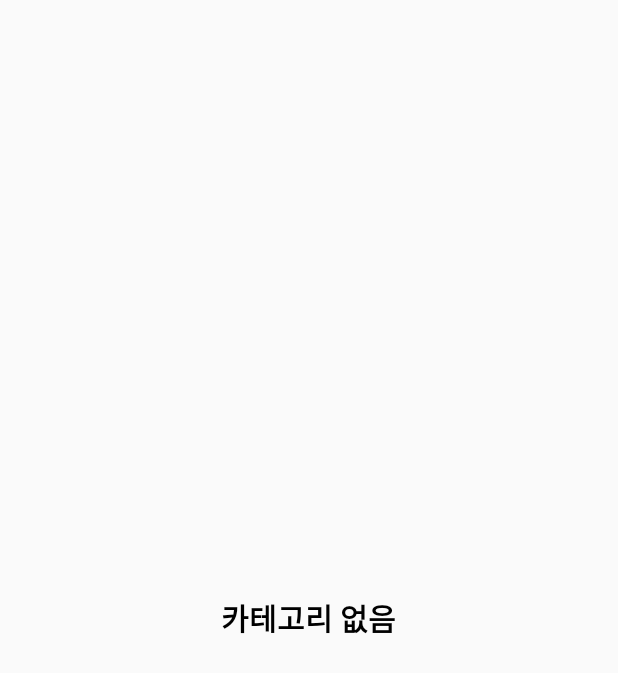
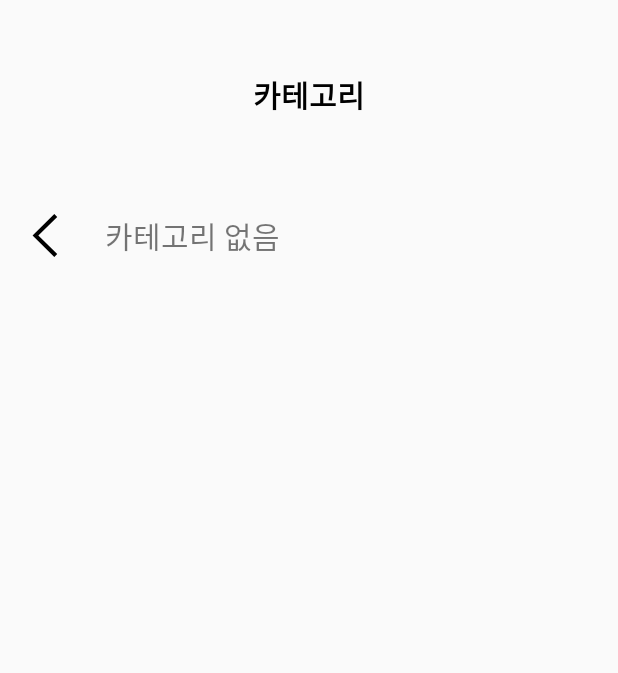
Before and after one commit to wafflestudio/22-5-team4-android, an Android app built with Jetpack Compose: the layout fragment_empty.xml on its own in the app's theme, with its tools: preview values and no code run, on a phone screen of 412 x 824 dp. Shown: the top 673 px of the screen. Run offline under Robolectric (Android 15) with nearby library versions, the phone set to English and light mode, and no system bars.

Commit message:
feat/emptyfragment 뒤로가기

```diff
--- a/app/src/main/java/com/example/interpark/adapters/FragmentStateAdapter.kt
+++ b/app/src/main/java/com/example/interpark/adapters/FragmentStateAdapter.kt
@@ -4,6 +4,7 @@ import androidx.fragment.app.Fragment
 import androidx.fragment.app.FragmentActivity
 import androidx.viewpager2.adapter.FragmentStateAdapter
 import com.example.interpark.fragments.CategoryFragment
+import com.example.interpark.fragments.CategoryFragmentHome
 import com.example.interpark.fragments.HomeFragment
 import com.example.interpark.fragments.MyFragment
 import com.example.interpark.fragments.SearchFragment
@@ -11,7 +12,7 @@ import com.example.interpark.fragments.SearchFragment
 class ViewPagerAdapter(activity: FragmentActivity) : FragmentStateAdapter(activity) {
     private val fragments = listOf(
         HomeFragment(),
-        CategoryFragment(),
+        CategoryFragmentHome(),
         SearchFragment(),
         MyFragment()
     )
--- /dev/null
+++ b/app/src/main/res/drawable/ic_back.xml
@@ -0,0 +1,5 @@
+<vector xmlns:android="http://schemas.android.com/apk/res/android" android:height="30dp" android:viewportHeight="42" android:viewportWidth="42" android:width="30dp">
+
+    <path android:fillColor="#000000" android:fillType="evenOdd" android:pathData="M31,38.32l-17.609,-17.32l17.609,-17.32l-2.721,-2.68l-20.279,20.01l20.279,19.99z"/>
+
+</vector>
--- a/app/src/main/res/layout/fragment_empty.xml
+++ b/app/src/main/res/layout/fragment_empty.xml
@@ -1,19 +1,57 @@
 <?xml version="1.0" encoding="utf-8"?>
-<LinearLayout
-    xmlns:android="http://schemas.android.com/apk/res/android"
+<LinearLayout xmlns:android="http://schemas.android.com/apk/res/android"
     android:layout_width="match_parent"
     android:layout_height="match_parent"
-    android:orientation="vertical"
-    android:gravity="center"
-    android:padding="16dp">
-
-    <!-- 카테고리 이름 표시 -->
+    xmlns:app="http://schemas.android.com/apk/res-auto"
+    android:orientation="vertical">
+    <!-- 상단 제목 -->
     <TextView
-        android:id="@+id/categoryTitleTextView"
-        android:layout_width="wrap_content"
+        android:id="@+id/title"
+        android:layout_width="match_parent"
         android:layout_height="wrap_content"
-        android:text="카테고리 없음"
+        android:text="카테고리"
         android:textSize="20sp"
         android:textStyle="bold"
-        android:textColor="#000000" />
+        android:gravity="center"
+        android:padding="48dp"
+        android:paddingBottom="0dp"
+        android:textColor="#000000"
+        app:layout_constraintTop_toTopOf="parent"
+        app:layout_constraintStart_toStartOf="parent"
+        app:layout_constraintEnd_toEndOf="parent" />
+    <!-- 상단 바 -->
+    <LinearLayout
+        android:layout_width="match_parent"
+        android:layout_height="wrap_content"
+        android:orientation="horizontal"
+        android:padding="8dp"
+        android:gravity="center_vertical">
+
+        <!-- 뒤로가기 버튼 -->
+        <ImageButton
+            android:id="@+id/backButton"
+            android:layout_width="wrap_content"
+            android:layout_height="wrap_content"
+            android:src="@drawable/ic_back"
+            android:contentDescription="뒤로가기"
+            android:background="?attr/selectableItemBackgroundBorderless"
+            android:padding="8dp" />
+
+        <!-- 카테고리 제목 -->
+        <TextView
+            android:id="@+id/categoryTitleTextView"
+            android:layout_width="match_parent"
+            android:layout_height="wrap_content"
+            android:layout_marginStart="8dp"
+            android:text="카테고리 없음"
+            android:textSize="20sp"
+            android:gravity="center_vertical"
+            android:padding="8dp" />
+    </LinearLayout>
+
+    <!-- 공연 목록 RecyclerView -->
+    <androidx.recyclerview.widget.RecyclerView
+        android:id="@+id/performanceRecyclerView"
+        android:layout_width="match_parent"
+        android:layout_height="match_parent" />
 </LinearLayout>
```
Also changed, not shown: app/build.gradle.kts (+8 -1 lines), app/src/main/java/com/example/interpark/adapters/PerformanceAdapter.kt (added, +40 -0 lines), app/src/main/java/com/example/interpark/data/Performance.kt (added, +8 -0 lines), app/src/main/java/com/example/interpark/data/getDummyPerformances.kt (added, +32 -0 lines), app/src/main/java/com/example/interpark/fragments/CategoryFragment.kt (+32 -26 lines), app/src/main/java/com/example/interpark/fragments/CategoryFragmentHome.kt (added, +13 -0 lines), app/src/main/java/com/example/interpark/fragments/EmptyFragment.kt (+38 -6 lines), app/src/main/res/layout/fragment_category.xml (+2 -16 lines), app/src/main/res/layout/fragment_category_home.xml (added, +15 -0 lines), app/src/main/res/layout/item_performance.xml (added, +44 -0 lines), app/src/main/res/navigation/nav_category.xml (renamed from app/src/main/res/navigation/nav_graph.xml, +9 -2 lines), app/src/main/res/drawable/performance1.png (added), app/src/main/res/drawable/performance2.png (added), app/src/main/res/drawable/performance3.png (added), 2 more files.
